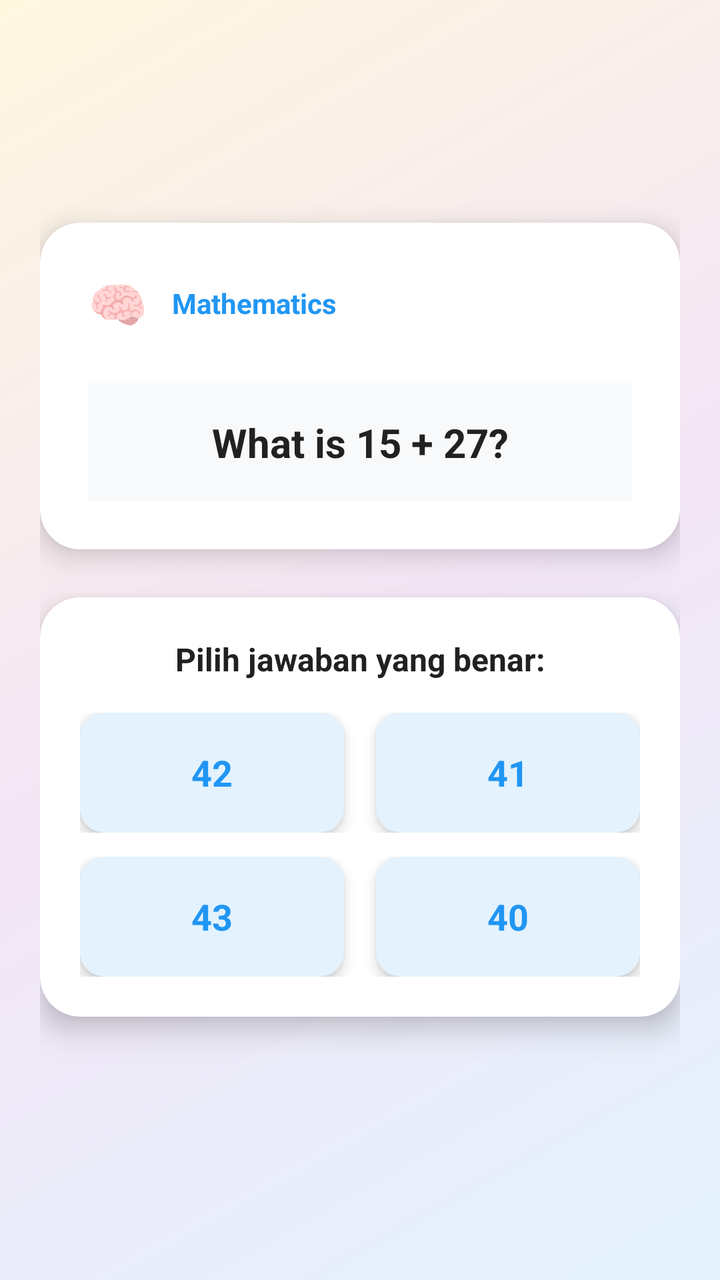
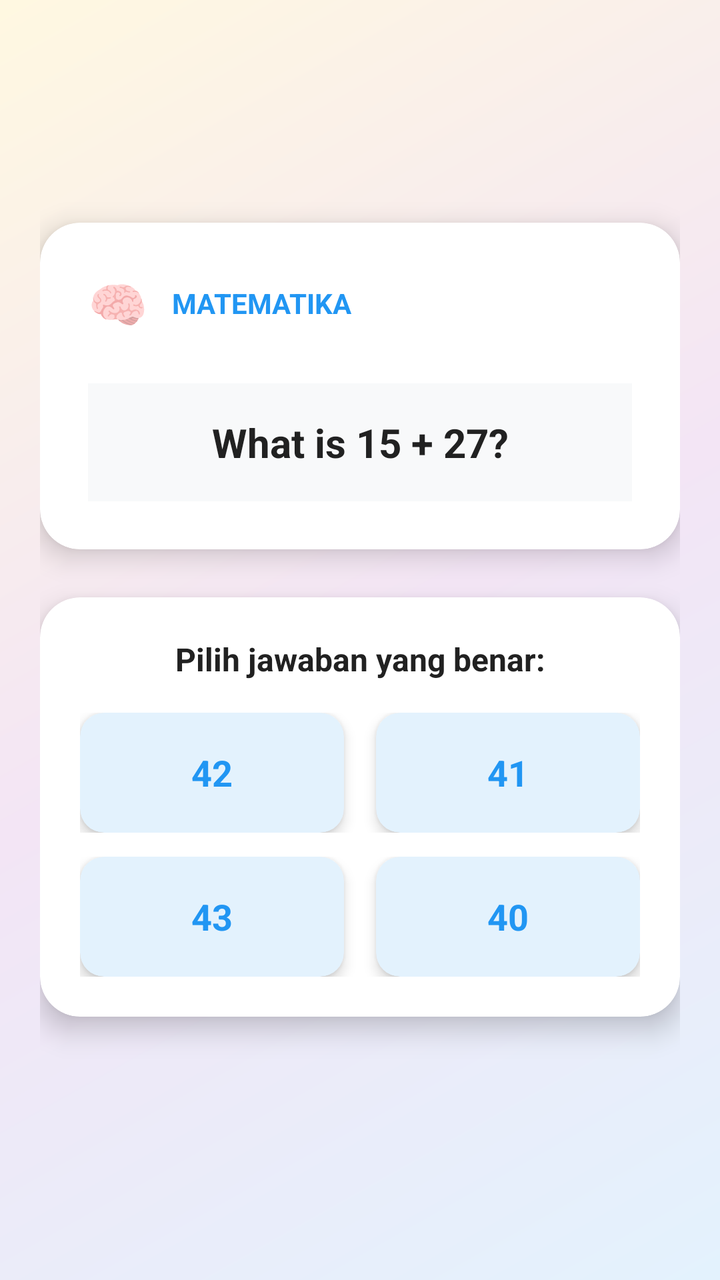

Before-and-after screenshots of an Android layout around one commit, followed by the original layout XML and the change that was made.
<!-- AndroidManifest.xml: activity theme LockScreenTheme -->
<!-- res/layout/activity_lock_screen.xml -->
<?xml version="1.0" encoding="utf-8"?>
<ScrollView xmlns:android="http://schemas.android.com/apk/res/android"
    xmlns:app="http://schemas.android.com/apk/res-auto"
    android:layout_width="match_parent"
    android:layout_height="match_parent"
    android:background="@drawable/gradient_background"
    android:fillViewport="true">

    <LinearLayout
        android:layout_width="match_parent"
        android:layout_height="wrap_content"
        android:orientation="vertical"
        android:padding="20dp"
        android:gravity="center">



        
        <androidx.cardview.widget.CardView
            android:layout_width="match_parent"
            android:layout_height="wrap_content"
            android:layout_marginBottom="24dp"
            app:cardCornerRadius="20dp"
            app:cardElevation="8dp"
            app:cardBackgroundColor="@android:color/white">

            <LinearLayout
                android:layout_width="match_parent"
                android:layout_height="wrap_content"
                android:orientation="vertical"
                android:padding="24dp">

                <LinearLayout
                    android:layout_width="match_parent"
                    android:layout_height="wrap_content"
                    android:orientation="horizontal"
                    android:gravity="center_vertical"
                    android:layout_marginBottom="16dp">

                    <TextView
                        android:layout_width="wrap_content"
                        android:layout_height="wrap_content"
                        android:text="🧠"
                        android:textSize="24sp"
                        android:layout_marginEnd="12dp" />

                    <TextView
                        android:id="@+id/tvCategory"
                        android:layout_width="0dp"
                        android:layout_height="wrap_content"
                        android:layout_weight="1"
                        android:text="Mathematics"
                        android:textSize="14sp"
                        android:textColor="@color/primary_blue"
                        android:textStyle="bold" />

                </LinearLayout>

                <TextView
                    android:id="@+id/tvQuestion"
                    android:layout_width="match_parent"
                    android:layout_height="wrap_content"
                    android:text="What is 15 + 27?"
                    android:textSize="20sp"
                    android:textStyle="bold"
                    android:textColor="@color/text_primary"
                    android:textAlignment="center"
                    android:padding="16dp"
                    android:background="#F8F9FA"
                    android:layout_marginTop="8dp" />

            </LinearLayout>

        </androidx.cardview.widget.CardView>

        
        <androidx.cardview.widget.CardView
            android:layout_width="match_parent"
            android:layout_height="wrap_content"
            android:layout_marginBottom="20dp"
            app:cardCornerRadius="20dp"
            app:cardElevation="8dp"
            app:cardBackgroundColor="@android:color/white">

            <LinearLayout
                android:layout_width="match_parent"
                android:layout_height="wrap_content"
                android:orientation="vertical"
                android:padding="20dp">

                <TextView
                    android:layout_width="match_parent"
                    android:layout_height="wrap_content"
                    android:text="Pilih jawaban yang benar:"
                    android:textSize="16sp"
                    android:textStyle="bold"
                    android:textColor="@color/text_primary"
                    android:textAlignment="center"
                    android:layout_marginBottom="16dp" />

                
                <LinearLayout
                    android:layout_width="match_parent"
                    android:layout_height="wrap_content"
                    android:orientation="horizontal"
                    android:layout_marginBottom="12dp">

                    <androidx.cardview.widget.CardView
                        android:id="@+id/btnAnswer1"
                        android:layout_width="0dp"
                        android:layout_height="60dp"
                        android:layout_weight="1"
                        android:layout_marginEnd="8dp"
                        android:clickable="true"
                        android:focusable="true"
                        android:foreground="?android:attr/selectableItemBackground"
                        app:cardCornerRadius="12dp"
                        app:cardElevation="4dp"
                        app:cardBackgroundColor="#E3F2FD">

                        <TextView
                            android:id="@+id/tvAnswer1"
                            android:layout_width="match_parent"
                            android:layout_height="match_parent"
                            android:text="42"
                            android:textSize="18sp"
                            android:textStyle="bold"
                            android:textColor="@color/primary_blue"
                            android:gravity="center" />

                    </androidx.cardview.widget.CardView>

                    <androidx.cardview.widget.CardView
                        android:id="@+id/btnAnswer2"
                        android:layout_width="0dp"
                        android:layout_height="60dp"
                        android:layout_weight="1"
                        android:layout_marginStart="8dp"
                        android:clickable="true"
                        android:focusable="true"
                        android:foreground="?android:attr/selectableItemBackground"
                        app:cardCornerRadius="12dp"
                        app:cardElevation="4dp"
                        app:cardBackgroundColor="#E3F2FD">

                        <TextView
                            android:id="@+id/tvAnswer2"
                            android:layout_width="match_parent"
                            android:layout_height="match_parent"
                            android:text="41"
                            android:textSize="18sp"
                            android:textStyle="bold"
                            android:textColor="@color/primary_blue"
                            android:gravity="center" />

                    </androidx.cardview.widget.CardView>

                </LinearLayout>

                <LinearLayout
                    android:layout_width="match_parent"
                    android:layout_height="wrap_content"
                    android:orientation="horizontal">

                    <androidx.cardview.widget.CardView
                        android:id="@+id/btnAnswer3"
                        android:layout_width="0dp"
                        android:layout_height="60dp"
                        android:layout_weight="1"
                        android:layout_marginEnd="8dp"
                        android:clickable="true"
                        android:focusable="true"
                        android:foreground="?android:attr/selectableItemBackground"
                        app:cardCornerRadius="12dp"
                        app:cardElevation="4dp"
                        app:cardBackgroundColor="#E3F2FD">

                        <TextView
                            android:id="@+id/tvAnswer3"
                            android:layout_width="match_parent"
                            android:layout_height="match_parent"
                            android:text="43"
                            android:textSize="18sp"
                            android:textStyle="bold"
                            android:textColor="@color/primary_blue"
                            android:gravity="center" />

                    </androidx.cardview.widget.CardView>

                    <androidx.cardview.widget.CardView
                        android:id="@+id/btnAnswer4"
                        android:layout_width="0dp"
                        android:layout_height="60dp"
                        android:layout_weight="1"
                        android:layout_marginStart="8dp"
                        android:clickable="true"
                        android:focusable="true"
                        android:foreground="?android:attr/selectableItemBackground"
                        app:cardCornerRadius="12dp"
                        app:cardElevation="4dp"
                        app:cardBackgroundColor="#E3F2FD">

                        <TextView
                            android:id="@+id/tvAnswer4"
                            android:layout_width="match_parent"
                            android:layout_height="match_parent"
                            android:text="40"
                            android:textSize="18sp"
                            android:textStyle="bold"
                            android:textColor="@color/primary_blue"
                            android:gravity="center" />

                    </androidx.cardview.widget.CardView>

                </LinearLayout>

            </LinearLayout>

        </androidx.cardview.widget.CardView>

        
        <androidx.cardview.widget.CardView
            android:id="@+id/feedbackCard"
            android:layout_width="match_parent"
            android:layout_height="wrap_content"
            android:visibility="gone"
            app:cardCornerRadius="16dp"
            app:cardElevation="4dp"
            app:cardBackgroundColor="@android:color/white">

            <LinearLayout
                android:layout_width="match_parent"
                android:layout_height="wrap_content"
                android:orientation="horizontal"
                android:padding="20dp"
                android:gravity="center_vertical">

                <TextView
                    android:id="@+id/tvFeedbackIcon"
                    android:layout_width="wrap_content"
                    android:layout_height="wrap_content"
                    android:text="✅"
                    android:textSize="24sp"
                    android:layout_marginEnd="12dp" />

                <TextView
                    android:id="@+id/tvFeedback"
                    android:layout_width="0dp"
                    android:layout_height="wrap_content"
                    android:layout_weight="1"
                    android:text=""
                    android:textSize="16sp"
                    android:textColor="@color/text_primary"
                    android:textStyle="bold" />

            </LinearLayout>

        </androidx.cardview.widget.CardView>

    </LinearLayout>

</ScrollView>
<!-- resources referenced by this layout -->
<resources>
  <color name="primary_blue">#2196F3</color>
  <color name="text_primary">#212121</color>
  <!-- drawable gradient_background (drawable) -->
  <?xml version="1.0" encoding="utf-8"?>
  <shape xmlns:android="http://schemas.android.com/apk/res/android">
      <gradient
          android:startColor="#E3F2FD"
          android:centerColor="#F3E5F5"
          android:endColor="#FFF8E1"
          android:angle="135"
          android:type="linear" />
  </shape>
  <style name="LockScreenTheme" parent="Theme.AppCompat.Light.NoActionBar">
          <item name="android:windowBackground">@color/lock_screen_background</item>
          <item name="android:windowNoTitle">true</item>
          <item name="android:windowFullscreen">true</item>
          <item name="android:windowShowWallpaper">false</item>
          <item name="android:windowDisablePreview">true</item>
          <item name="android:windowIsTranslucent">false</item>
          <item name="android:windowAnimationStyle">@null</item>
      </style>
  <color name="lock_screen_background">#E3F2FD</color>
</resources>

<!-- the commit's change to res/layout/activity_lock_screen.xml (unified diff, before → after) -->
@@ -49,7 +49,7 @@
                         android:layout_width="0dp"
                         android:layout_height="wrap_content"
                         android:layout_weight="1"
-                        android:text="Mathematics"
+                        android:text="MATEMATIKA"
                         android:textSize="14sp"
                         android:textColor="@color/primary_blue"
                         android:textStyle="bold" />
